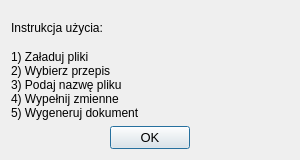
Above: ui/howToUse.ui from sealcode/gpandoc before the change. Below: the same form after it.
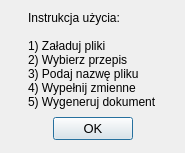
That is the form after the change.

Patch:
```diff
--- a/ui/howToUse.ui
+++ b/ui/howToUse.ui
@@ -6,38 +6,107 @@
    <rect>
     <x>0</x>
     <y>0</y>
-    <width>300</width>
-    <height>160</height>
+    <width>185</width>
+    <height>153</height>
    </rect>
   </property>
+  <property name="minimumSize">
+   <size>
+    <width>0</width>
+    <height>0</height>
+   </size>
+  </property>
+  <property name="maximumSize">
+   <size>
+    <width>16777215</width>
+    <height>16777215</height>
+   </size>
+  </property>
   <property name="windowTitle">
    <string>Instrukcja</string>
   </property>
+  <layout class="QVBoxLayout" name="verticalLayout_3">
+   <item>
   <layout class="QVBoxLayout" name="verticalLayout">
    <item>
     <layout class="QVBoxLayout" name="verticalLayout_2">
      <item>
-      <widget class="QLabel" name="label_1">
-       <property name="text">
-        <string>Instrukcja użycia:</string>
-       </property>
-      </widget>
+        <layout class="QHBoxLayout" name="horizontalLayout">
+         <item>
+          <spacer name="horizontalSpacer">
+           <property name="orientation">
+            <enum>Qt::Horizontal</enum>
+           </property>
+           <property name="sizeHint" stdset="0">
+            <size>
+             <width>40</width>
+             <height>20</height>
+            </size>
+           </property>
+          </spacer>
      </item>
      <item>
       <widget class="QLabel" name="label_2">
+           <property name="sizePolicy">
+            <sizepolicy hsizetype="Preferred" vsizetype="Preferred">
+             <horstretch>0</horstretch>
+             <verstretch>0</verstretch>
+            </sizepolicy>
+           </property>
        <property name="text">
-        <string>1) Załaduj pliki
+            <string>Instrukcja użycia:
+
+1) Załaduj pliki
 2) Wybierz przepis
 3) Podaj nazwę pliku 
 4) Wypełnij zmienne
 5) Wygeneruj dokument</string>
        </property>
-      </widget>
-     </item>
-    </layout>
-   </item>
-   <item alignment="Qt::AlignHCenter">
+           <property name="alignment">
+            <set>Qt::AlignLeading|Qt::AlignLeft|Qt::AlignVCenter</set>
+           </property>
+          </widget>
+         </item>
+         <item>
+          <spacer name="horizontalSpacer_2">
+           <property name="orientation">
+            <enum>Qt::Horizontal</enum>
+           </property>
+           <property name="sizeHint" stdset="0">
+            <size>
+             <width>40</width>
+             <height>20</height>
+            </size>
+           </property>
+          </spacer>
+         </item>
+        </layout>
+       </item>
+      </layout>
+     </item>
+     <item>
+      <layout class="QHBoxLayout" name="horizontalLayout_2">
+       <item>
+        <spacer name="horizontalSpacer_4">
+         <property name="orientation">
+          <enum>Qt::Horizontal</enum>
+         </property>
+         <property name="sizeHint" stdset="0">
+          <size>
+           <width>40</width>
+           <height>20</height>
+          </size>
+         </property>
+        </spacer>
+       </item>
+       <item>
     <widget class="QDialogButtonBox" name="buttonBox">
+         <property name="sizePolicy">
+          <sizepolicy hsizetype="Fixed" vsizetype="Preferred">
+           <horstretch>0</horstretch>
+           <verstretch>0</verstretch>
+          </sizepolicy>
+         </property>
      <property name="font">
       <font>
        <pointsize>10</pointsize>
@@ -47,6 +116,23 @@
       <set>QDialogButtonBox::Ok</set>
      </property>
     </widget>
+       </item>
+       <item>
+        <spacer name="horizontalSpacer_3">
+         <property name="orientation">
+          <enum>Qt::Horizontal</enum>
+         </property>
+         <property name="sizeHint" stdset="0">
+          <size>
+           <width>40</width>
+           <height>20</height>
+          </size>
+         </property>
+        </spacer>
+       </item>
+      </layout>
+     </item>
+    </layout>
    </item>
   </layout>
  </widget>
```
Lines whose indentation alone changed are shown as unchanged.
